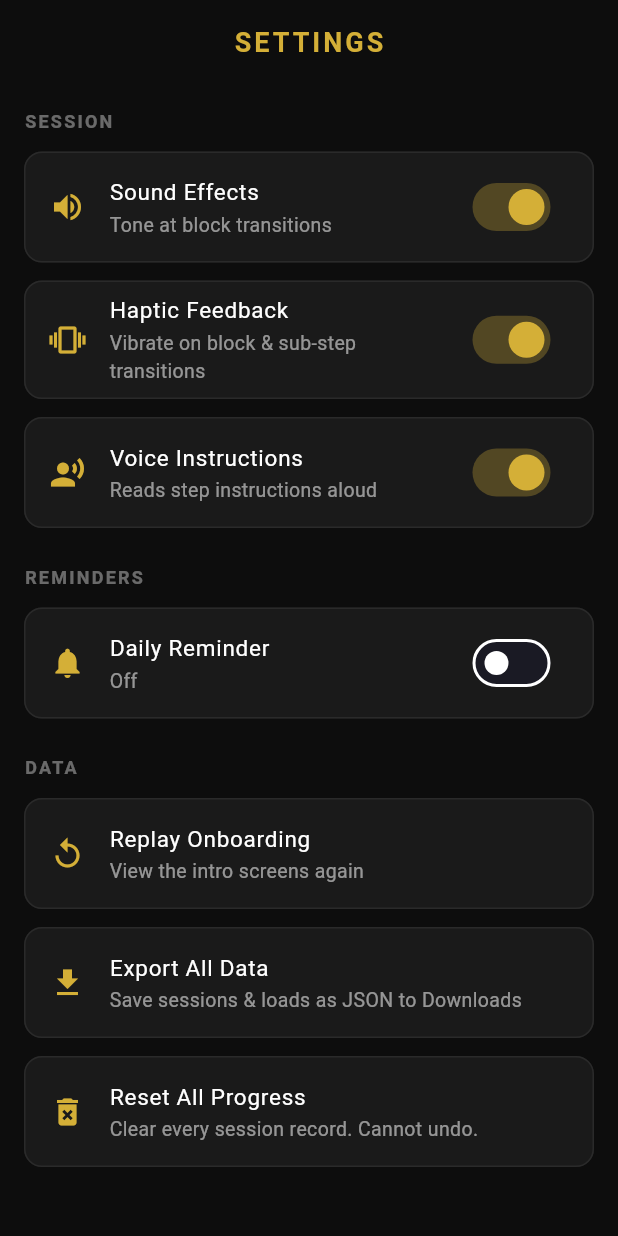
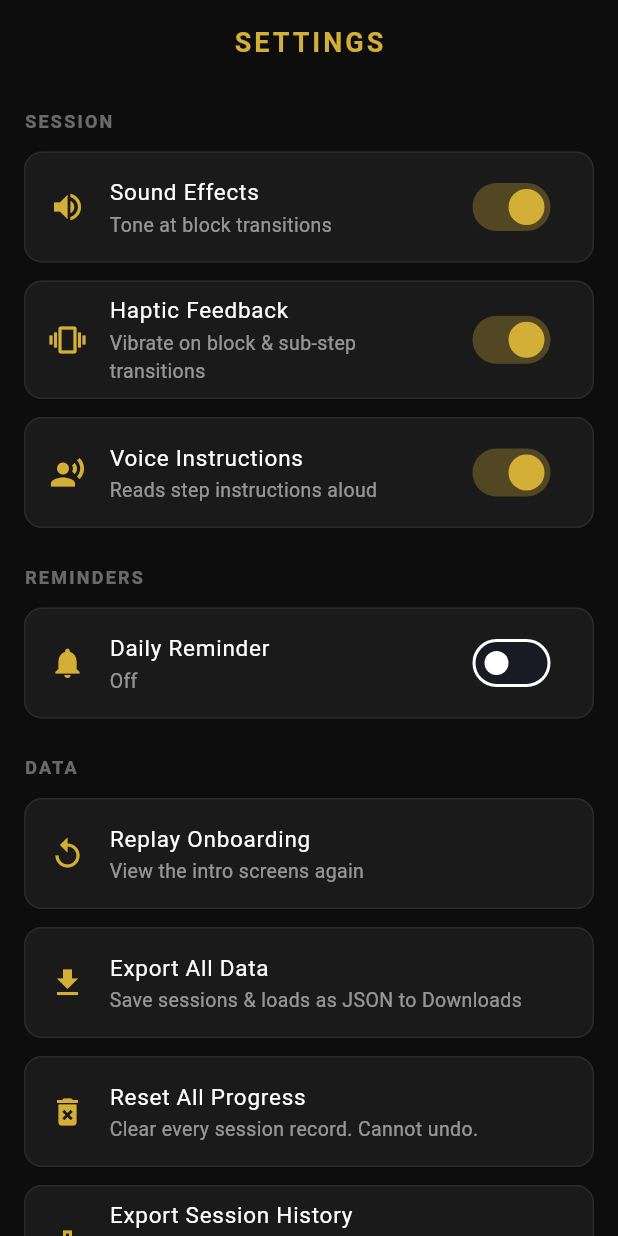
Before and after one commit to Sundaram6/Actor-Trainor, a Flutter app: the SettingsScreen screen opened directly, on a phone screen of 412 x 824 dp. Run offline on Flutter 3.47's test engine with Material 3 defaults, Android fonts, the light colour scheme and no system bars; our stand-ins replace audioplayers, clock, drift, drift_flutter, flutter_local_notifications, flutter_riverpod and 6 more; missing offline and left inert: home_widget; accounts and stored records are empty; generated files the repository leaves out were written again.

Commit message:
feat(export): add export session history as pretty JSON and share via native share sheet

```diff
--- a/lib/database/database.dart
+++ b/lib/database/database.dart
@@ -87,6 +87,7 @@ class AppDatabase extends _$AppDatabase {
   }
 
   // SessionRecord queries
+  Future<List<SessionRecord>> get allSessionRecords => select(sessionRecords).get();
   Future<List<SessionRecord>> getAllSessionRecords() => select(sessionRecords).get();
   Future<int> insertSessionRecord(SessionRecordsCompanion record) => into(sessionRecords).insert(record);
   Future<int> updateSessionRecordNotes(int id, String notes) {
--- a/lib/screens/settings_screen.dart
+++ b/lib/screens/settings_screen.dart
@@ -7,6 +7,7 @@ import '../providers/today_provider.dart';
 import '../services/export_service.dart';
 import '../services/notification_service.dart';
 import '../services/sound_service.dart';
+import 'package:share_plus/share_plus.dart';
 import 'onboarding_screen.dart';
 import 'progress_screen.dart';
 
@@ -278,6 +279,20 @@ class _SettingsScreenState extends ConsumerState<SettingsScreen> {
             subtitle: 'Clear every session record. Cannot undo.',
             onTap: () => _showResetDialog(context),
           ),
+          const SizedBox(height: 12),
+          _SettingsTile(
+            icon: Icons.download_outlined,
+            label: 'Export Session History',
+            subtitle: 'Share formatted session JSON with coach or backup',
+            onTap: () async {
+              final db = ref.read(databaseProvider);
+              final json = await ExportService.generateJson(db);
+              Share.share(
+                json,
+                subject: 'The Instrument — Session History Export',
+              );
+            },
+          ),
         ],
       ),
     );
```
Also changed, not shown: lib/services/export_service.dart (+19 -4 lines), 1 other file.
